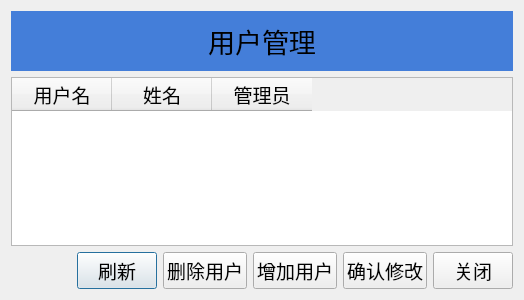
Before: the Qt Designer form ui/page_elements/user_manage/usermanager.ui in ArcherLuo233/election-s-prediction, drawn with Qt 5.
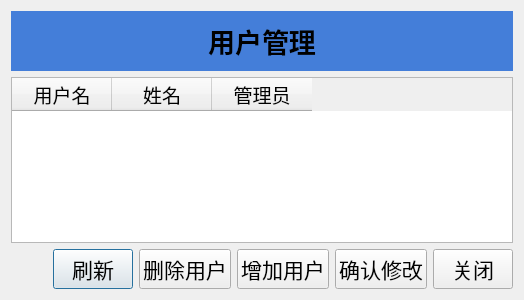
After: the same form once the commit is applied.

The edit to the form file:
```diff
--- a/ui/page_elements/user_manage/usermanager.ui
+++ b/ui/page_elements/user_manage/usermanager.ui
@@ -12,7 +12,7 @@
   </property>
   <property name="font">
    <font>
-    <family>微软雅黑</family>
+    <family>华文新魏</family>
     <pointsize>14</pointsize>
    </font>
   </property>
@@ -24,8 +24,10 @@
     <widget class="QLabel" name="label">
      <property name="font">
       <font>
-          <family>微软雅黑</family>
+             <family>楷体</family>
        <pointsize>20</pointsize>
+             <weight>75</weight>
+             <bold>true</bold>
       </font>
      </property>
      <property name="styleSheet">
@@ -45,8 +47,8 @@
     <widget class="QTableWidget" name="tableWidget">
      <property name="font">
       <font>
-          <family>微软雅黑</family>
-       <pointsize>12</pointsize>
+             <family>黑体</family>
+             <pointsize>16</pointsize>
       </font>
      </property>
      <property name="dragEnabled">
@@ -64,7 +66,7 @@
       </property>
       <property name="font">
        <font>
-           <family>微软雅黑</family>
+           <family>黑体</family>
         <pointsize>14</pointsize>
        </font>
       </property>
@@ -75,7 +77,7 @@
       </property>
       <property name="font">
        <font>
-           <family>微软雅黑</family>
+           <family>黑体</family>
         <pointsize>14</pointsize>
        </font>
       </property>
@@ -86,7 +88,7 @@
       </property>
       <property name="font">
        <font>
-           <family>微软雅黑</family>
+           <family>黑体</family>
         <pointsize>14</pointsize>
        </font>
       </property>
@@ -112,8 +114,8 @@
       <widget class="QPushButton" name="reload">
        <property name="font">
         <font>
-            <family>微软雅黑</family>
-         <pointsize>14</pointsize>
+               <family>华文新魏</family>
+               <pointsize>16</pointsize>
         </font>
        </property>
        <property name="cursor">
@@ -128,8 +130,8 @@
       <widget class="QPushButton" name="btn_deluser">
        <property name="font">
         <font>
-            <family>微软雅黑</family>
-         <pointsize>14</pointsize>
+               <family>华文新魏</family>
+               <pointsize>16</pointsize>
         </font>
        </property>
        <property name="cursor">
@@ -144,8 +146,8 @@
       <widget class="QPushButton" name="btn_adduser">
        <property name="font">
         <font>
-            <family>微软雅黑</family>
-         <pointsize>14</pointsize>
+               <family>华文新魏</family>
+               <pointsize>16</pointsize>
         </font>
        </property>
        <property name="cursor">
@@ -160,8 +162,8 @@
       <widget class="QPushButton" name="btn_modify">
        <property name="font">
         <font>
-            <family>微软雅黑</family>
-         <pointsize>14</pointsize>
+               <family>华文新魏</family>
+               <pointsize>16</pointsize>
         </font>
        </property>
        <property name="cursor">
@@ -176,8 +178,8 @@
       <widget class="QPushButton" name="btn_close">
        <property name="font">
         <font>
-            <family>微软雅黑</family>
-         <pointsize>14</pointsize>
+               <family>华文新魏</family>
+               <pointsize>16</pointsize>
         </font>
        </property>
        <property name="cursor">
```
Lines whose indentation alone changed are shown as unchanged.
